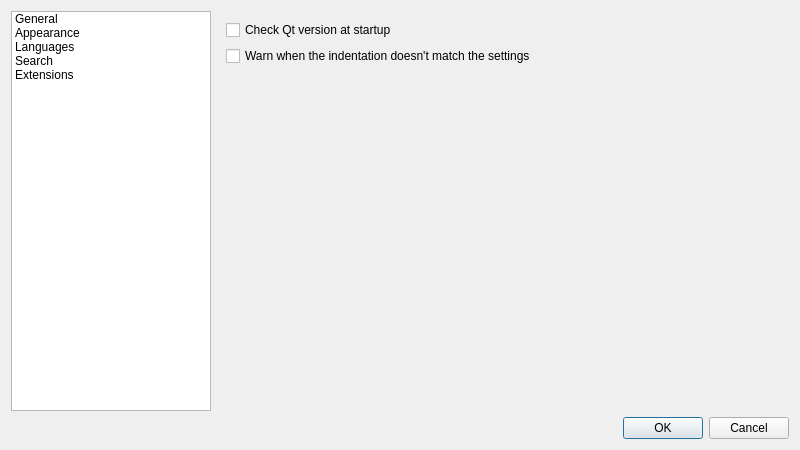
Qt form src/ui/frmpreferences.ui (notepadqq/notepadqq) before a commit.
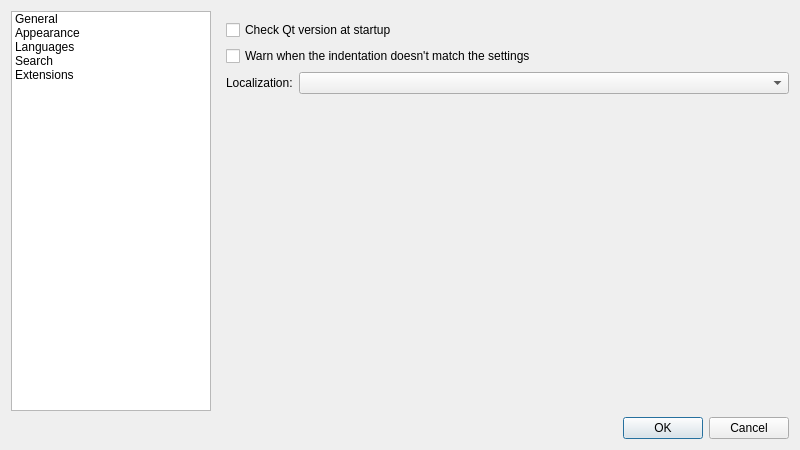
The same form after that commit. The open tabs and pages were chosen to show the change. Icons and pictures are not drawn.

Commit message: Add localization switch within Preferences

What changed in the file:
```diff
--- a/src/ui/frmpreferences.ui
+++ b/src/ui/frmpreferences.ui
@@ -108,6 +108,20 @@
            </property>
           </widget>
          </item>
+         <item>
+          <layout class="QFormLayout" name="formLayout">
+           <item row="0" column="0">
+            <widget class="QLabel" name="localizationLabel">
+             <property name="text">
+              <string>Localization:</string>
+             </property>
+            </widget>
+           </item>
+           <item row="0" column="1">
+            <widget class="QComboBox" name="localizationComboBox"/>
+           </item>
+          </layout>
+         </item>
          <item>
           <spacer name="verticalSpacer_3">
            <property name="orientation">
```
The commit also changes 5 other files.
